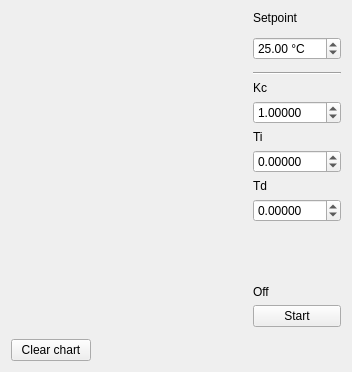
Old version of the form WidgetPID.ui in the repository AGuilbault/Microcal.
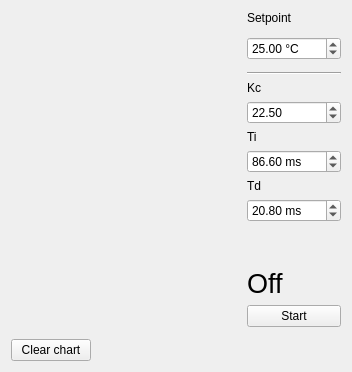
New version of the form.

Patch:
```diff
--- a/WidgetPID.ui
+++ b/WidgetPID.ui
@@ -16,14 +16,20 @@
   <layout class="QGridLayout" name="gridLayout">
    <item row="11" column="1">
     <widget class="QDoubleSpinBox" name="spin_ti">
+     <property name="suffix">
+      <string> ms</string>
+     </property>
      <property name="decimals">
-      <number>5</number>
+      <number>2</number>
      </property>
      <property name="minimum">
-      <double>-100.000000000000000</double>
+      <double>-1000.000000000000000</double>
      </property>
      <property name="maximum">
-      <double>100.000000000000000</double>
+      <double>1000.000000000000000</double>
+     </property>
+     <property name="value">
+      <double>86.599999999999994</double>
      </property>
     </widget>
    </item>
@@ -80,19 +86,30 @@
    </item>
    <item row="13" column="1">
     <widget class="QDoubleSpinBox" name="spin_td">
+     <property name="suffix">
+      <string> ms</string>
+     </property>
      <property name="decimals">
-      <number>5</number>
+      <number>2</number>
      </property>
      <property name="minimum">
-      <double>-100.000000000000000</double>
+      <double>-1000.000000000000000</double>
      </property>
      <property name="maximum">
-      <double>100.000000000000000</double>
+      <double>1000.000000000000000</double>
+     </property>
+     <property name="value">
+      <double>20.800000000000001</double>
      </property>
     </widget>
    </item>
    <item row="15" column="1">
     <widget class="QLabel" name="label_status">
+     <property name="font">
+      <font>
+       <pointsize>20</pointsize>
+      </font>
+     </property>
      <property name="text">
       <string>Off</string>
      </property>
@@ -121,16 +138,16 @@
    <item row="9" column="1">
     <widget class="QDoubleSpinBox" name="spin_kc">
      <property name="decimals">
-      <number>5</number>
+      <number>2</number>
      </property>
      <property name="minimum">
-      <double>-100.000000000000000</double>
+      <double>-1000.000000000000000</double>
      </property>
      <property name="maximum">
-      <double>100.000000000000000</double>
+      <double>1000.000000000000000</double>
      </property>
      <property name="value">
-      <double>1.000000000000000</double>
+      <double>22.500000000000000</double>
      </property>
     </widget>
    </item>
```
